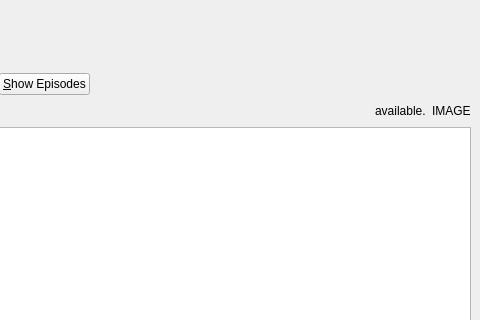
This is series-manager/views/main.ui in ROAND/Series-Manager as Qt 5 draws it before an edit; both pictures show x 384 to 864 and y 0 to 320 of the 864 by 630 pixel window. The edited form follows.
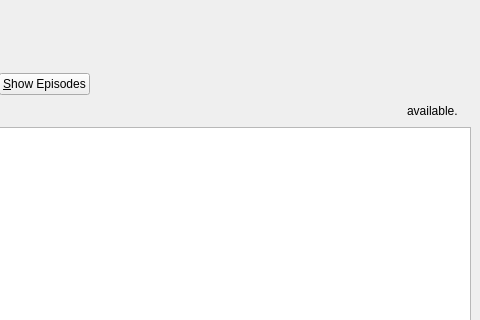
This is the edited form. Icons and pictures are not drawn.

```diff
--- a/series-manager/views/main.ui
+++ b/series-manager/views/main.ui
@@ -124,7 +124,7 @@
          </size>
         </property>
         <property name="text">
-         <string>IMAGE</string>
+         <string/>
         </property>
         <property name="scaledContents">
          <bool>true</bool>
```
Left out of the diff: 6 changed lines with no effect on the pictures.
